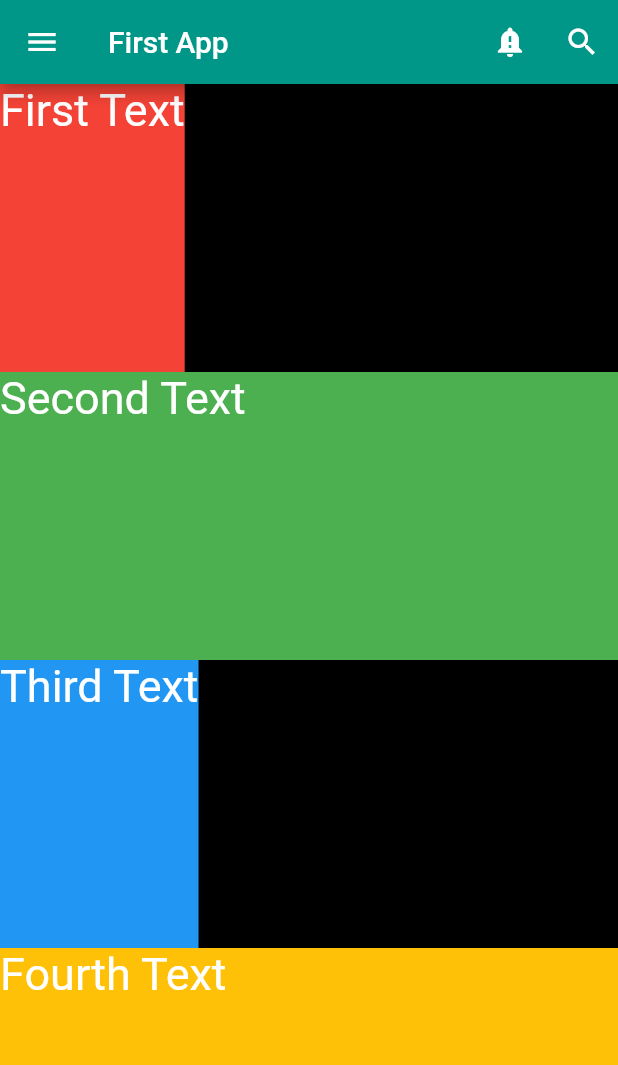
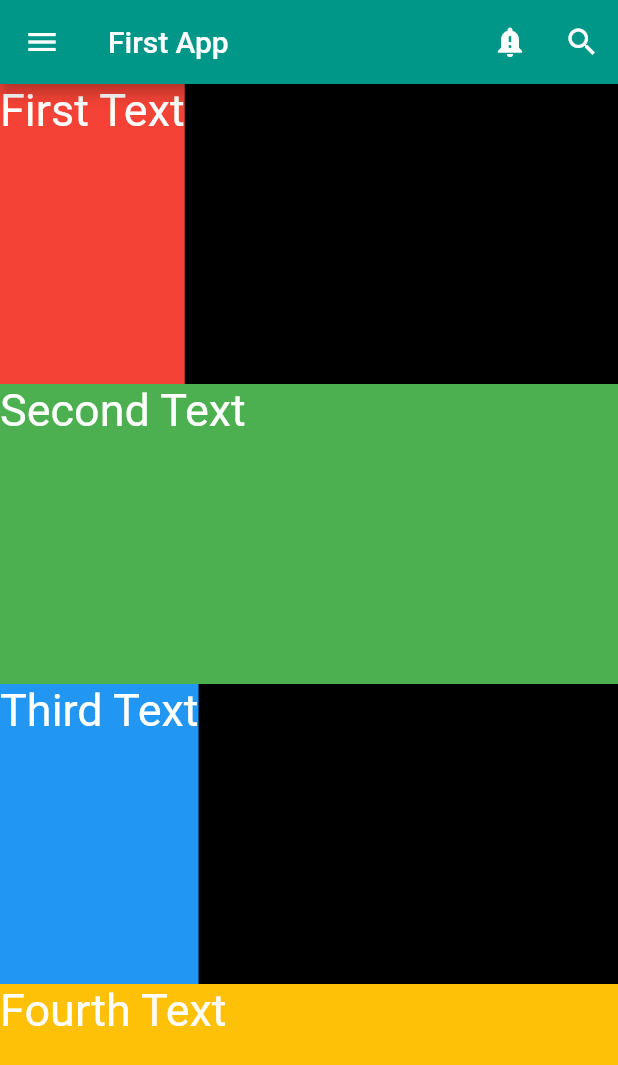
Before and after one commit to amrabdalfatah/Flutter_Course, a Flutter app: the screen it shows after launch, on a phone screen of 412 x 824 dp. Shown: the top 1065 px of the screen. Run offline on Flutter 3.47's test engine with Material 2 defaults, Android fonts, the phone set to English and light mode, and no system bars.

Commit message:
SingleChildScrollView

```diff
--- a/lib/home_screen.dart
+++ b/lib/home_screen.dart
@@ -34,11 +34,12 @@ class HomeScreen extends StatelessWidget {
       body: Container(
         color: Colors.black,
         width: double.infinity,
-        child: Column(
-          crossAxisAlignment: CrossAxisAlignment.start,
-          children: [
-            Expanded(
-              child: Container(
+        child: SingleChildScrollView(
+          child: Column(
+            crossAxisAlignment: CrossAxisAlignment.start,
+            children: [
+              Container(
+                height: 200,
                 color: Colors.red,
                 child: Text(
                   'First Text',
@@ -48,9 +49,8 @@ class HomeScreen extends StatelessWidget {
                   ),
                 ),
               ),
-            ),
-            Expanded(
-              child: Container(
+              Container(
+                height: 200,
                 color: Colors.green,
                 width: double.infinity,
                 child: Text(
@@ -61,9 +61,8 @@ class HomeScreen extends StatelessWidget {
                   ),
                 ),
               ),
-            ),
-            Expanded(
-              child: Container(
+              Container(
+                height: 200,
                 color: Colors.blue,
                 child: Text(
                   'Third Text',
@@ -73,9 +72,8 @@ class HomeScreen extends StatelessWidget {
                   ),
                 ),
               ),
-            ),
-            Expanded(
-              child: Container(
+              Container(
+                height: 200,
                 color: Colors.amber,
                 width: double.infinity,
                 child: Text(
@@ -86,8 +84,8 @@ class HomeScreen extends StatelessWidget {
                   ),
                 ),
               ),
-            ),
-          ],
+            ],
+          ),
         ),
       ),
     );
```
